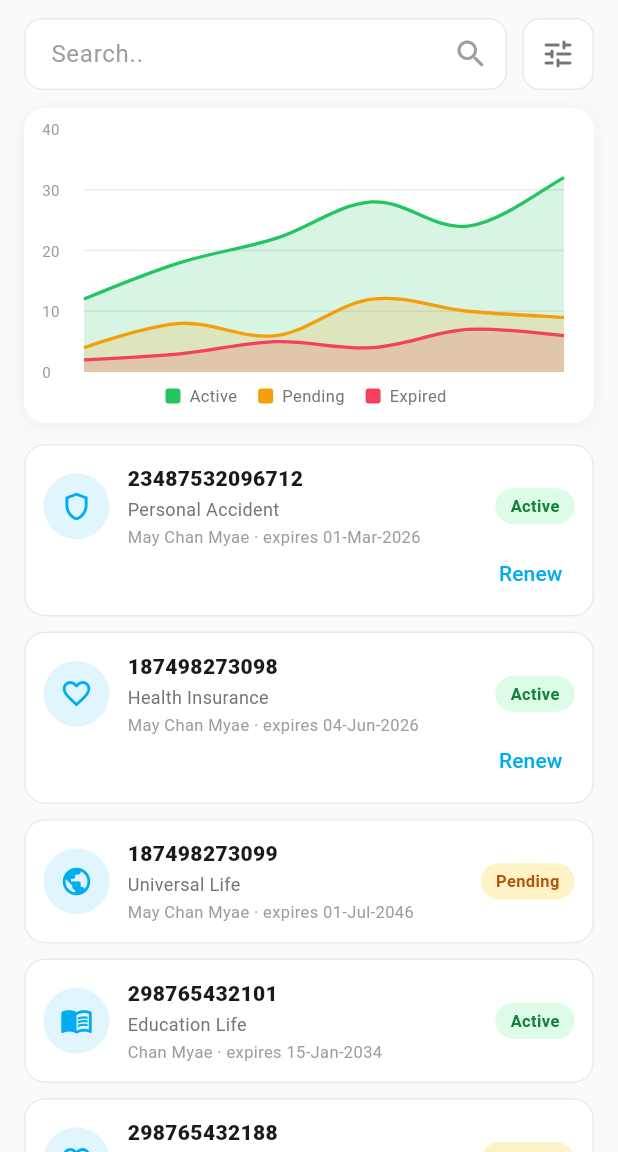
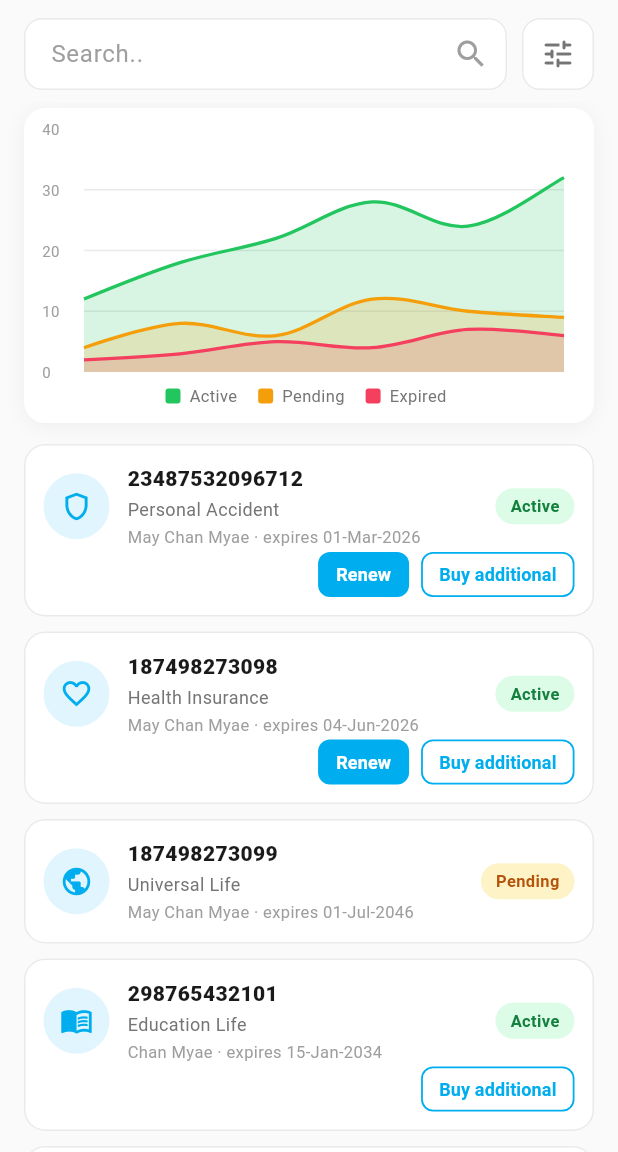
Before and after one commit to maungsaw/life_insurance, a Flutter app: the PolicyListPage screen opened directly, on a phone screen of 412 x 824 dp, the part 84-1236 px from its top. Run offline on Flutter 3.47's test engine with Material 3 defaults, Android fonts, the phone set to English and light mode, and no system bars; drawn by our look-alikes of fl_chart; our stand-ins replace connectivity_plus, dio, equatable, firebase_core, firebase_messaging, firebase_remote_config and 7 more; missing offline and left inert: file_selector, flutter_foreground_task, freerasp; accounts and stored records are empty.

Commit message:
Implement Buy Additional Policy feature in Customer and Policy List Pages
- Added functionality to initiate the purchase of additional policies in both CustomerDetailPage and PolicyListPage.
- Updated _PolicyTile and _PolicyListTile components to include an onBuyAdditional callback, allowing users to access the repurchase action.
- Enhanced UI to display action buttons for renewing and buying additional policies, improving user interaction.
- Updated tests to ensure the new functionality is covered and behaves as expected.

```diff
--- a/lib/features/customer/presentation/pages/policy_list_page.dart
+++ b/lib/features/customer/presentation/pages/policy_list_page.dart
@@ -5,6 +5,7 @@ import 'package:life_insurance/core/core.dart' show AppColors, AppRoute;
 import 'package:life_insurance/features/customer/presentation/models/customer_mock_data.dart';
 import 'package:life_insurance/features/customer/presentation/widgets/app_crm_status_pill.dart';
 import 'package:life_insurance/features/customer/presentation/widgets/policy_list_filter_sheet.dart';
+import 'package:life_insurance/features/product/presentation/models/product_mock_data.dart';
 import 'package:life_insurance/features/product/presentation/widgets/eapp_launch.dart';
 
 /// Agent-wide Policy List — search · chart · filter (docs/66 · FR-06).
@@ -159,6 +160,15 @@ class _PolicyListPageState extends State<PolicyListPage> {
                           context.push(AppRoute.policyDetail, extra: p),
                       onRenew: p.isRenewalEligible
                           ? () => EappLaunch.startRenewalEapp(context, p)
+                          : null,
+                      onBuyAdditional: p.status != CrmStatus.pending
+                          ? () => EappLaunch.startEappForParty(
+                              context,
+                              EappLaunch.partyFromCustomer(
+                                CustomerMockData.byId(p.clientId),
+                              ),
+                              intent: EappLaunchIntent.repurchase,
+                            )
                           : null,
                     ),
                     const SizedBox(height: 10),
@@ -324,14 +334,17 @@ class _PolicyListTile extends StatelessWidget {
     required this.policy,
     required this.onTap,
     this.onRenew,
+    this.onBuyAdditional,
   });
 
   final PolicyMock policy;
   final VoidCallback onTap;
   final VoidCallback? onRenew;
+  final VoidCallback? onBuyAdditional;
 
   @override
   Widget build(BuildContext context) {
+    final hasActions = onRenew != null || onBuyAdditional != null;
     return Material(
       color: AppColors.surface(context),
       borderRadius: BorderRadius.circular(14),
@@ -399,23 +412,33 @@ class _PolicyListTile extends StatelessWidget {
                       ],
                     ),
                   ),
-                  const SizedBox(width: 8),
+                  const SizedBox(width: 4),
                   AppCrmStatusPill(status: policy.status),
                 ],
               ),
             ),
-            if (onRenew != null)
+            if (hasActions)
               Align(
                 alignment: Alignment.centerRight,
-                child: TextButton(
-                  onPressed: onRenew,
-                  style: TextButton.styleFrom(
-                    visualDensity: VisualDensity.compact,
-                    foregroundColor: AppColors.lightPrimary,
-                    padding: const EdgeInsets.symmetric(horizontal: 8),
-                    tapTargetSize: MaterialTapTargetSize.shrinkWrap,
+                child: Padding(
+                  padding: const EdgeInsets.only(top: 2),
+                  child: Wrap(
+                    spacing: 8,
+                    runSpacing: 8,
+                    children: [
+                      if (onRenew != null)
+                        _PolicyActionButton(
+                          label: EappLaunch.renewalCta(policy),
+                          onPressed: onRenew!,
+                          filled: true,
+                        ),
+                      if (onBuyAdditional != null)
+                        _PolicyActionButton(
+                          label: 'Buy additional',
+                          onPressed: onBuyAdditional!,
+                        ),
+                    ],
                   ),
-                  child: Text(EappLaunch.renewalCta(policy)),
                 ),
               ),
           ],
@@ -424,3 +447,56 @@ class _PolicyListTile extends StatelessWidget {
     );
   }
 }
+
+class _PolicyActionButton extends StatelessWidget {
+  const _PolicyActionButton({
+    required this.label,
+    required this.onPressed,
+    this.filled = false,
+  });
+
+  final String label;
+  final VoidCallback onPressed;
+  final bool filled;
+
+  @override
+  Widget build(BuildContext context) {
+    return SizedBox(
+      height: 30,
+      child: filled
+          ? ElevatedButton(
+              onPressed: onPressed,
+              style: ElevatedButton.styleFrom(
+                backgroundColor: AppColors.lightPrimary,
+                foregroundColor: Colors.white,
+                elevation: 0,
+                padding: const EdgeInsets.symmetric(horizontal: 12),
+                minimumSize: const Size(0, 30),
+                shape: RoundedRectangleBorder(
+                  borderRadius: BorderRadius.circular(8),
+                ),
+              ),
+              child: Text(
+                label,
+                style: const TextStyle(fontSize: 12, fontWeight: FontWeight.w700),
+              ),
+            )
+          : OutlinedButton(
+              onPressed: onPressed,
+              style: OutlinedButton.styleFrom(
+                foregroundColor: AppColors.lightPrimary,
+                side: const BorderSide(color: AppColors.lightPrimary, width: 1.2),
+                padding: const EdgeInsets.symmetric(horizontal: 12),
+                minimumSize: const Size(0, 30),
+                shape: RoundedRectangleBorder(
+                  borderRadius: BorderRadius.circular(8),
+                ),
+              ),
+              child: Text(
+                label,
+                style: const TextStyle(fontSize: 12, fontWeight: FontWeight.w700),
+              ),
+            ),
+    );
+  }
+}
--- a/lib/features/lead/presentation/pages/detail.dart
+++ b/lib/features/lead/presentation/pages/detail.dart
@@ -138,11 +138,6 @@ class LeadDetailPage extends StatelessWidget {
                     children: [
                       _buildActionButton(context, Icons.phone_outlined, 'Call'),
                       _buildActionButton(context, Icons.email_outlined, 'Email'),
-                      _buildActionButton(
-                        context,
-                        Icons.chat_bubble_outline,
-                        'Message',
-                      ),
                       _buildActionButton(
                         context,
                         Icons.calendar_today_outlined,
```
Also changed, not shown: lib/features/customer/presentation/pages/detail.dart (+93 -17 lines), 7 other files.
